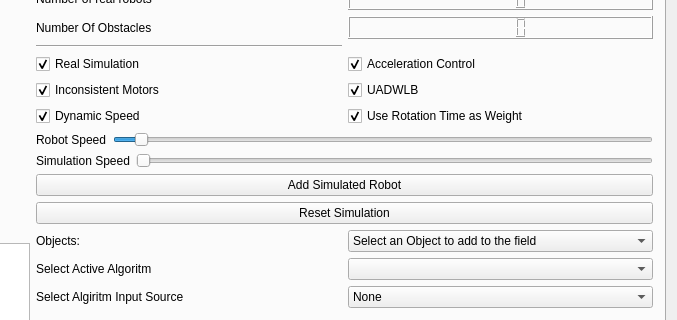
Old version of the form Server-application/user_interface/mainwindow.ui in the repository RemcoMusic/Server-application; both pictures show x 611 to 1288 and y 119 to 439 of the 1288 by 694 pixel window.
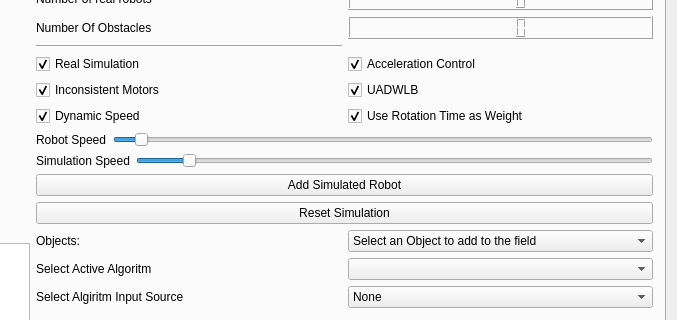
New version of the form.

```diff
--- a/Server-application/user_interface/mainwindow.ui
+++ b/Server-application/user_interface/mainwindow.ui
@@ -399,10 +399,10 @@
                <number>1</number>
               </property>
               <property name="maximum">
-               <number>10</number>
+               <number>100</number>
               </property>
               <property name="value">
-               <number>1</number>
+               <number>10</number>
               </property>
               <property name="orientation">
                <enum>Qt::Horizontal</enum>
```
